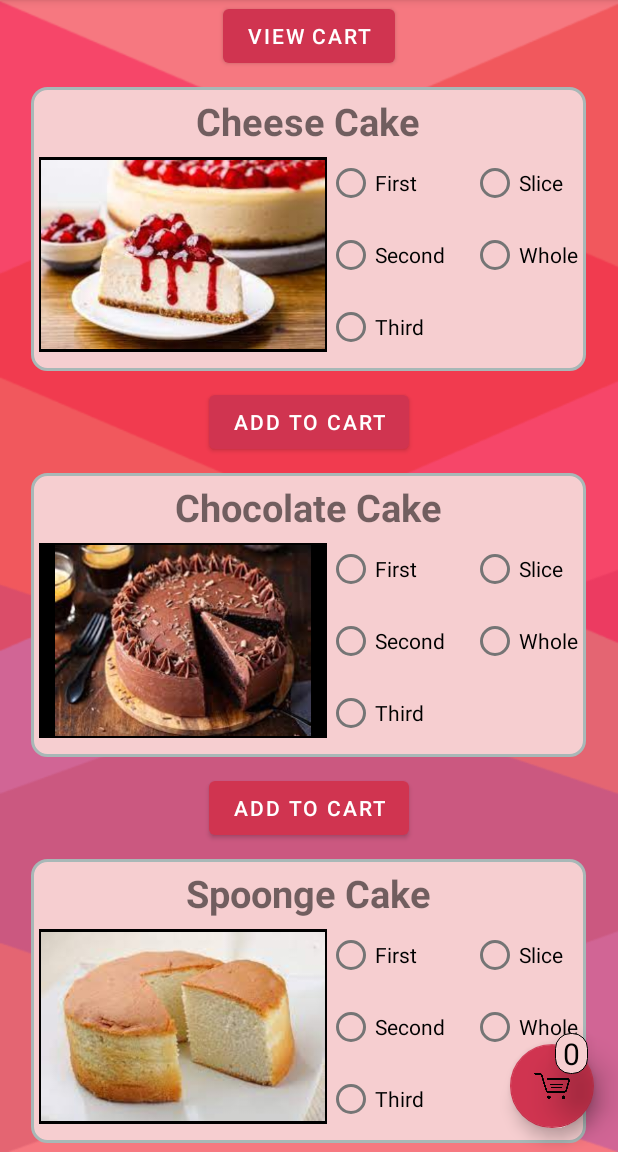
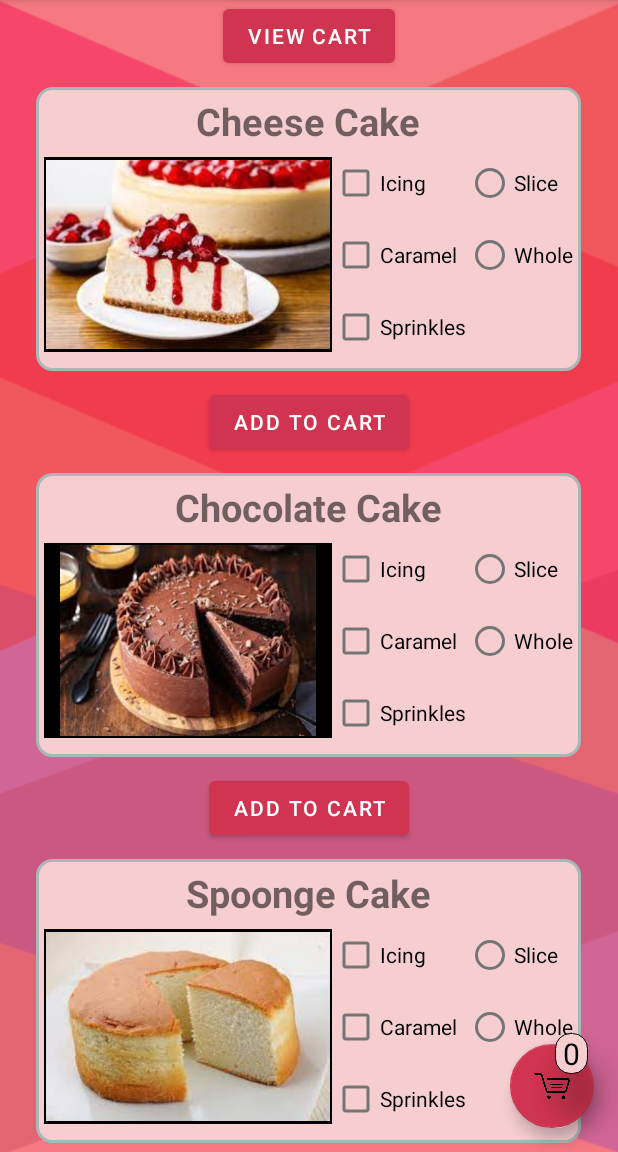
Before and after one commit to cumberson97/Assignment1, an Android app: the screen it shows after launch (MainActivity), on a phone screen of 412 x 824 dp, the part 84-1236 px from its top. Run offline under Robolectric (Android 15) with nearby library versions, the phone set to English and light mode, and no system bars.

Commit message:
Before carson spoilt it

```diff
--- a/app/src/main/java/com/example/assignment1/Cake.java
+++ b/app/src/main/java/com/example/assignment1/Cake.java
@@ -1,17 +1,49 @@
 package com.example.assignment1;
 
 public class  Cake {
-    private String cakeType;
+    String cakeType;
     private boolean sliceOrWhole; //True for whole & False for slice
+    private boolean icing;
+    private boolean sprinkles;
+    private boolean caramel;
 
-    public Cake(String cakeType){
+    public Cake(String cakeType,boolean sliceOrWhole, boolean icing, boolean sprinkles, boolean caramel){
         this.cakeType = cakeType;
+        this.sliceOrWhole = sliceOrWhole;
+        this.icing = icing;
+        this.sprinkles = sprinkles;
+        this.caramel = caramel;
     }
 
-    boolean slice(){
-        return this.sliceOrWhole;
+    public boolean isSliceOrWhole() {
+        return sliceOrWhole;
     }
-    void setSliceOrWhole(boolean value){
-        this.sliceOrWhole = value;
+
+    public boolean isSprinkles() {
+        return sprinkles;
+    }
+
+    public boolean isIcing() {
+        return icing;
+    }
+
+    public boolean isCaramel() {
+        return caramel;
+    }
+
+    public void setSliceOrWhole(boolean sliceOrWhole) {
+        this.sliceOrWhole = sliceOrWhole;
+    }
+
+    public void setIcing(boolean icing) {
+        this.icing = icing;
+    }
+
+    public void setSprinkles(boolean sprinkles) {
+        this.sprinkles = sprinkles;
+    }
+
+    public void setCaramel(boolean caramel) {
+        this.caramel = caramel;
     }
 }
--- a/app/src/main/java/com/example/assignment1/MainActivity.java
+++ b/app/src/main/java/com/example/assignment1/MainActivity.java
@@ -15,8 +15,8 @@ import android.widget.Toast;
 
 public class MainActivity extends AppCompatActivity {
     private ImageView cakePic;
-
     Intent intent;
+    Cake cake;
 
     @Override
     protected void onCreate(Bundle savedInstanceState) {
--- a/app/src/main/java/com/example/assignment1/ShoppingCart.java
+++ b/app/src/main/java/com/example/assignment1/ShoppingCart.java
@@ -5,8 +5,12 @@ import androidx.appcompat.app.AppCompatActivity;
 import android.content.Intent;
 import android.os.Bundle;
 import android.view.View;
+import android.widget.ListView;
 
-public class ShoppingCart extends AppCompatActivity {
+import java.io.Serializable;
+import java.util.ArrayList;
+
+public class ShoppingCart extends AppCompatActivity{
 
     Intent intent;
 
--- a/app/src/main/res/layout/activity_shopping_cart.xml
+++ b/app/src/main/res/layout/activity_shopping_cart.xml
@@ -27,4 +27,9 @@
 
     </ScrollView>
 
+    <ListView
+        android:layout_width="wrap_content"
+        android:layout_height="wrap_content"
+        android:id="@+id/cartList"/>
+
 </FrameLayout>
--- a/app/src/main/res/layout/home_page.xml
+++ b/app/src/main/res/layout/home_page.xml
@@ -84,27 +84,29 @@
                         android:padding="1dp"
                         android:src="@drawable/cheese_slice" />
 
-                    <RadioGroup
+                    <LinearLayout
                         android:layout_width="wrap_content"
                         android:layout_height="wrap_content"
-                        android:paddingRight="17dp">
+                        android:orientation="vertical">
 
-                        <RadioButton
+                        <CheckBox
                             android:layout_width="wrap_content"
                             android:layout_height="wrap_content"
-                            android:text="First" />
+                            android:text="Icing"
+                            android:id="@+id/cheeseIcingBox"/>
 
-                        <RadioButton
+                        <CheckBox
                             android:layout_width="wrap_content"
                             android:layout_height="wrap_content"
-                            android:text="Second" />
+                            android:text="Caramel"
+                            android:id="@+id/cheeseCaramelBox"/>
 
-                        <RadioButton
+                        <CheckBox
                             android:layout_width="wrap_content"
                             android:layout_height="wrap_content"
-                            android:text="Third" />
-
-                    </RadioGroup>
+                            android:text="Sprinkles"
+                            android:id="@+id/cheeseSprinklesBox"/>
+                    </LinearLayout>
 
                     <RadioGroup
                         android:id="@+id/sliceOrWhole"
@@ -169,27 +171,29 @@
                         android:padding="1dp"
                         android:src="@drawable/choc_full" />
 
-                    <RadioGroup
+                    <LinearLayout
                         android:layout_width="wrap_content"
                         android:layout_height="wrap_content"
-                        android:paddingRight="17dp">
+                        android:orientation="vertical">
 
-                        <RadioButton
+                        <CheckBox
                             android:layout_width="wrap_content"
                             android:layout_height="wrap_content"
-                            android:text="First" />
+                            android:text="Icing"
+                            android:id="@+id/chocolateIcingBox"/>
 
-                        <RadioButton
+                        <CheckBox
                             android:layout_width="wrap_content"
                             android:layout_height="wrap_content"
-                            android:text="Second" />
+                            android:text="Caramel"
+                            android:id="@+id/chocolateCarmelBox"/>
 
-                        <RadioButton
+                        <CheckBox
                             android:layout_width="wrap_content"
                             android:layout_height="wrap_content"
-                            android:text="Third" />
-
-                    </RadioGroup>
+                            android:text="Sprinkles"
+                            android:id="@+id/chocolateSprinklesBox"/>
+                    </LinearLayout>
 
                     <RadioGroup
                         android:layout_width="wrap_content"
@@ -253,27 +257,29 @@
                         android:padding="1dp"
                         android:src="@drawable/sponge_full" />
 
-                    <RadioGroup
+                    <LinearLayout
                         android:layout_width="wrap_content"
                         android:layout_height="wrap_content"
-                        android:paddingRight="17dp">
+                        android:orientation="vertical">
 
-                        <RadioButton
+                        <CheckBox
                             android:layout_width="wrap_content"
                             android:layout_height="wrap_content"
-                            android:text="First" />
+                            android:text="Icing"
+                            android:id="@+id/spongeIcingBox"/>
 
-                        <RadioButton
+                        <CheckBox
                             android:layout_width="wrap_content"
                             android:layout_height="wrap_content"
-                            android:text="Second" />
+                            android:text="Caramel"
+                            android:id="@+id/spongeCaramelBox"/>
 
-                        <RadioButton
+                        <CheckBox
                             android:layout_width="wrap_content"
                             android:layout_height="wrap_content"
-                            android:text="Third" />
-
-                    </RadioGroup>
+                            android:text="Sprinkles"
+                            android:id="@+id/spongeSprinklesBox"/>
+                    </LinearLayout>
 
                     <RadioGroup
                         android:layout_width="wrap_content"
@@ -337,27 +343,29 @@
                         android:padding="1dp"
                         android:src="@drawable/carrot_cake" />
 
-                    <RadioGroup
+                    <LinearLayout
                         android:layout_width="wrap_content"
                         android:layout_height="wrap_content"
-                        android:paddingRight="17dp">
+                        android:orientation="vertical">
 
-                        <RadioButton
+                        <CheckBox
                             android:layout_width="wrap_content"
                             android:layout_height="wrap_content"
-                            android:text="First" />
+                            android:text="Icing"
+                            android:id="@+id/carrotIcingBox"/>
 
-                        <RadioButton
+                        <CheckBox
                             android:layout_width="wrap_content"
                             android:layout_height="wrap_content"
-                            android:text="Second" />
+                            android:text="Caramel"
+                            android:id="@+id/carrotCaramelBox"/>
 
-                        <RadioButton
+                        <CheckBox
                             android:layout_width="wrap_content"
                             android:layout_height="wrap_content"
-                            android:text="Third" />
-
-                    </RadioGroup>
+                            android:text="Sprinkles"
+                            android:id="@+id/carrotSprinklesBox"/>
+                    </LinearLayout>
 
                     <RadioGroup
                         android:layout_width="wrap_content"
@@ -421,27 +429,29 @@
                         android:padding="1dp"
                         android:src="@drawable/red_velvet" />
 
-                    <RadioGroup
+                    <LinearLayout
                         android:layout_width="wrap_content"
                         android:layout_height="wrap_content"
-                        android:paddingRight="17dp">
+                        android:orientation="vertical">
 
-                        <RadioButton
+                        <CheckBox
                             android:layout_width="wrap_content"
                             android:layout_height="wrap_content"
-                            android:text="First" />
+                            android:text="Icing"
+                            android:id="@+id/redVelvetIcingBox"/>
 
-                        <RadioButton
+                        <CheckBox
                             android:layout_width="wrap_content"
                             android:layout_height="wrap_content"
-                            android:text="Second" />
+                            android:text="Caramel"
+                            android:id="@+id/redVelvetCaramelBox"/>
 
-                        <RadioButton
+                        <CheckBox
                             android:layout_width="wrap_content"
                             android:layout_height="wrap_content"
-                            android:text="Third" />
-
-                    </RadioGroup>
+                            android:text="Sprinkles"
+                            android:id="@+id/redVelvetSprinklesBox"/>
+                    </LinearLayout>
 
                     <RadioGroup
                         android:layout_width="wrap_content"
```
